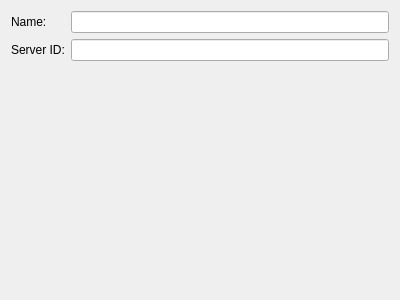
Before: the Qt Designer form src/Widgets/serverdetails.ui in Open-Transactions/Moneychanger, drawn with Qt 5.
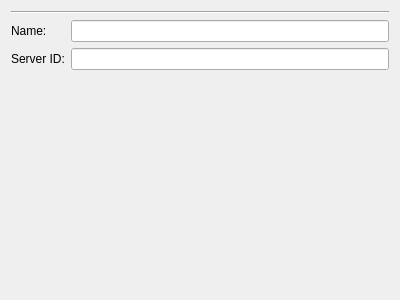
After: the same form once the commit is applied.

Diff of the .ui file:
```diff
--- a/src/Widgets/serverdetails.ui
+++ b/src/Widgets/serverdetails.ui
@@ -14,6 +14,13 @@
    <string>Form</string>
   </property>
   <layout class="QVBoxLayout" name="verticalLayout">
+   <item>
+    <widget class="Line" name="line">
+     <property name="orientation">
+      <enum>Qt::Horizontal</enum>
+     </property>
+    </widget>
+   </item>
    <item>
     <layout class="QGridLayout" name="gridLayout">
      <item row="1" column="0">
```
